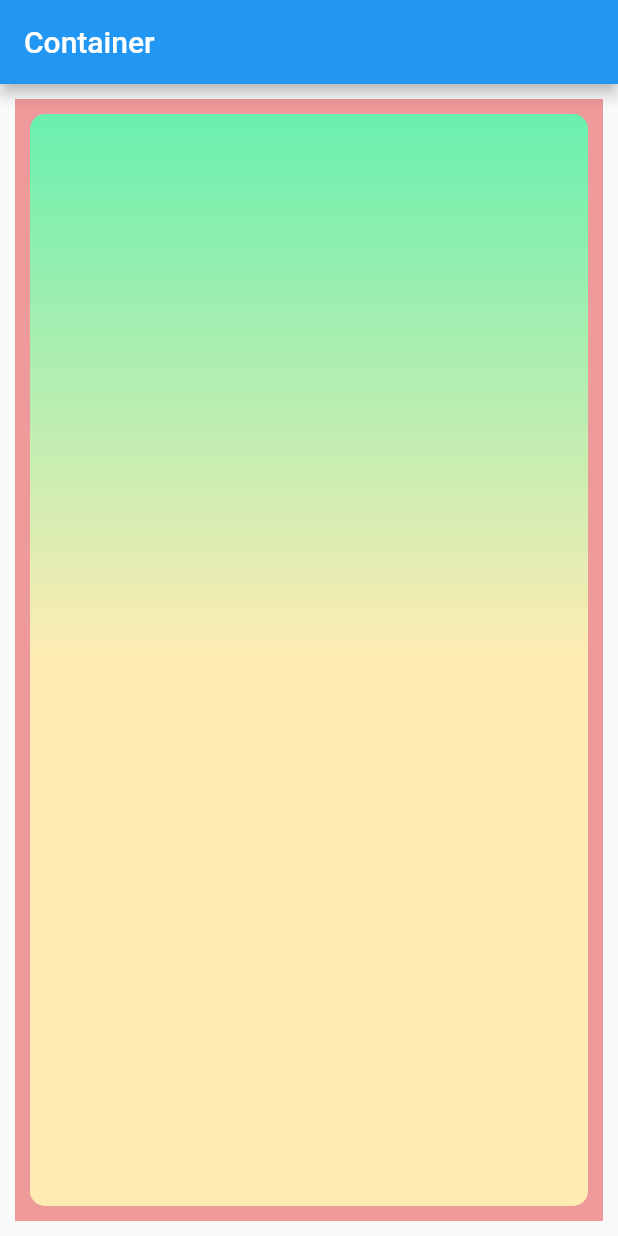
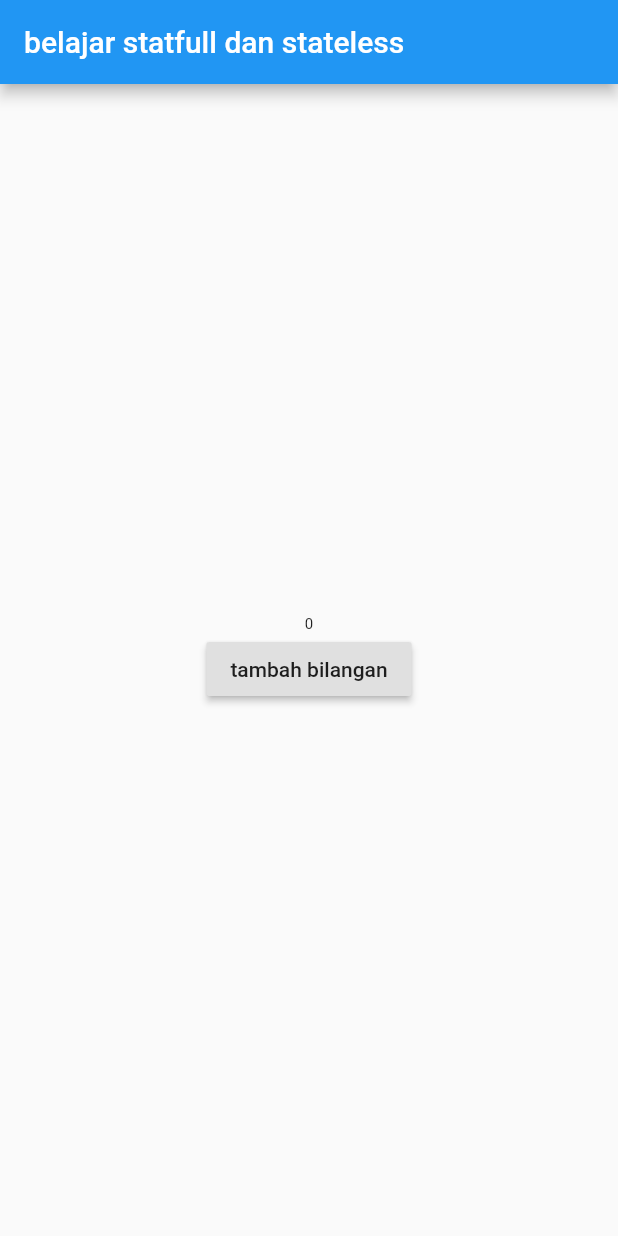
Before and after one commit to rizkysentromahardy/flutter, a Flutter app: the screen it shows after launch, on a phone screen of 412 x 824 dp. Run offline on Flutter 3.47's test engine with Material 2 defaults, Android fonts, the phone set to English and light mode, and no system bars.

Commit message:
belajar stateless dan statefull

```diff
--- a/lib/main.dart
+++ b/lib/main.dart
@@ -4,29 +4,39 @@ void main() {
   runApp(MyApp());
 }
 
-class MyApp extends StatelessWidget {
+class MyApp extends StatefulWidget {
+  MyApp({Key key}) : super(key: key);
+
+  @override
+  _MyAppState createState() => _MyAppState();
+}
+
+class _MyAppState extends State<MyApp> {
+  int number = 0;
+  void tekantombol() {
+    setState(() {
+      number = number + 1;
+    });
+  }
+
   @override
   Widget build(BuildContext context) {
     return MaterialApp(
       home: Scaffold(
         appBar: AppBar(
-          title: Text("Container"),
+          title: Text("belajar statfull dan stateless"),
         ),
-        body: Container(
-          color: Colors.red[200],
-          margin: EdgeInsets.all(10),
-          padding: EdgeInsets.all(10),
-          child: Container(
-            // margin: EdgeInsets.all(20),
-            decoration: BoxDecoration(
-                borderRadius: BorderRadius.circular(10),
-                gradient: LinearGradient(
-                    begin: Alignment.center,
-                    end: Alignment.topCenter,
-                    colors: <Color>[
-                      Colors.amber[100],
-                      Colors.greenAccent[200]
-                    ])),
+        body: Center(
+          child: Column(
+            mainAxisAlignment: MainAxisAlignment.center,
+            children: <Widget>[
+              Text(
+                number.toString(),
+                style: TextStyle(fontSize: 10 + number.toDouble()),
+              ),
+              RaisedButton(
+                  child: Text("tambah bilangan"), onPressed: tekantombol)
+            ],
           ),
         ),
       ),
```
